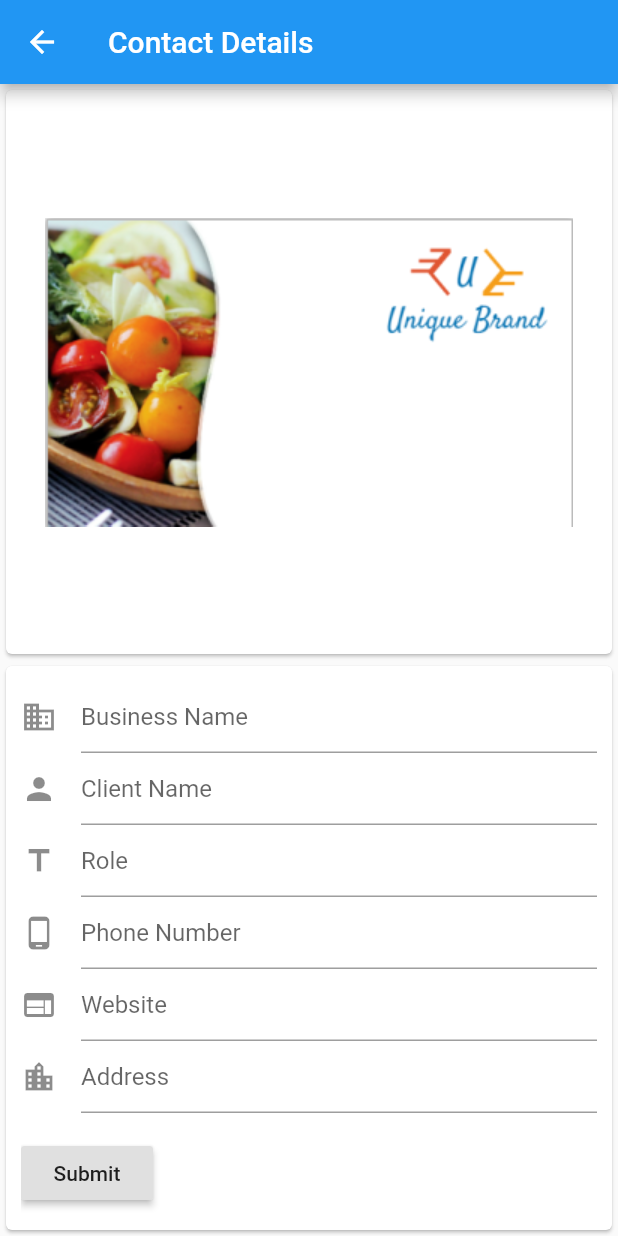
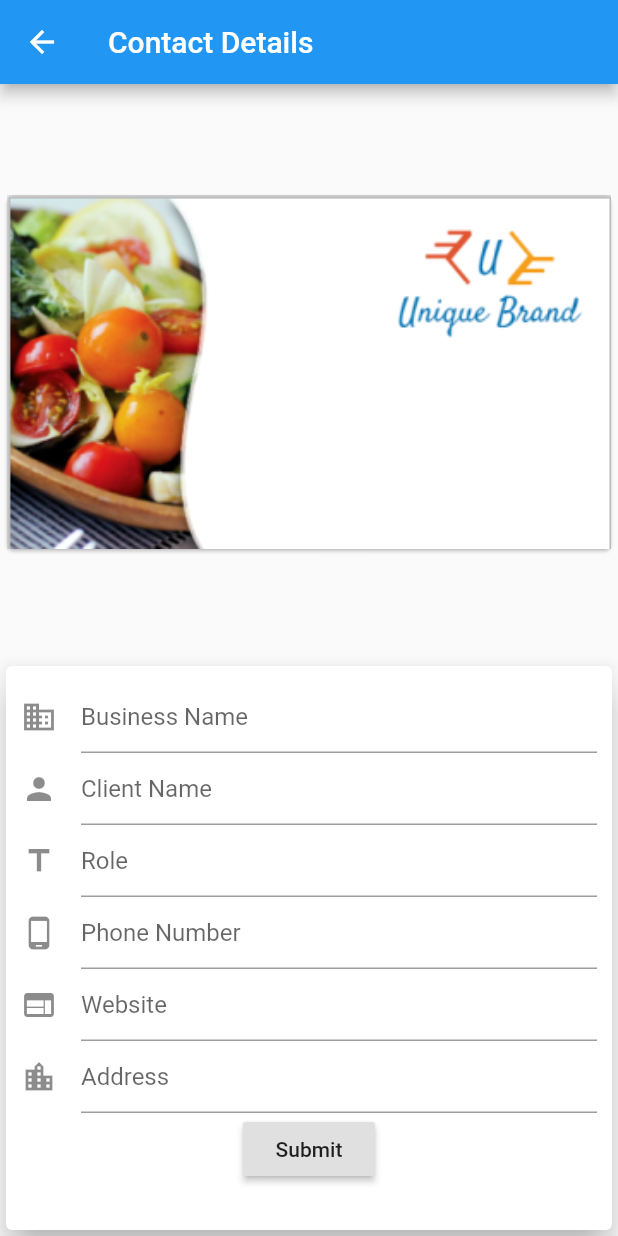
Before and after one commit to KelvinSajere/QuickSnap, a Flutter app: the ContactPage screen opened directly, on a phone screen of 412 x 824 dp. Run offline on Flutter 3.47's test engine with Material 2 defaults, Android fonts, the phone set to English and light mode, and no system bars; our stand-ins replace camera.

```diff
--- a/lib/CRUD_Contact.dart/contact_page.dart
+++ b/lib/CRUD_Contact.dart/contact_page.dart
@@ -12,12 +12,15 @@ class ContactPage extends StatelessWidget {
         child: Column(
           children: <Widget>[
             Expanded(
-                child: Card(
-              child: Center(
-                  child: Image.asset('assets/food.jpg', fit: BoxFit.fill)),
+                child: FittedBox(
+              child: Card(
+                child: Center(
+                    child: Image.asset('assets/food.jpg', fit: BoxFit.fill)),
+              ),
             )),
             Expanded(
                 child: Card(
+                    elevation: 10.00,
                     child: Container(
                         padding: EdgeInsets.all(10),
                         child: BusinessCardForm())))
@@ -61,8 +64,7 @@ class BusinessCardForm extends StatelessWidget {
                 decoration: InputDecoration(
                     hintText: "Address", icon: Icon(Icons.location_city)),
               ),
-              Padding(
-                padding: const EdgeInsets.symmetric(vertical: 16.0),
+              Center(
                 child: RaisedButton(
                   onPressed: () {
                     // Validate will return true if the form is valid, or false if
```
